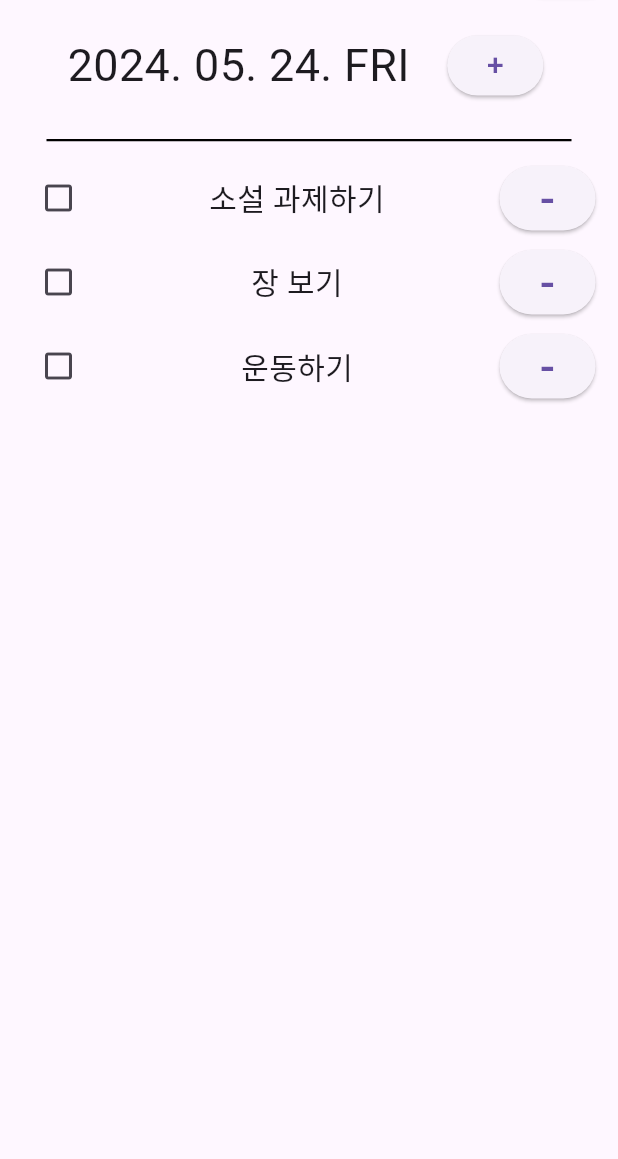
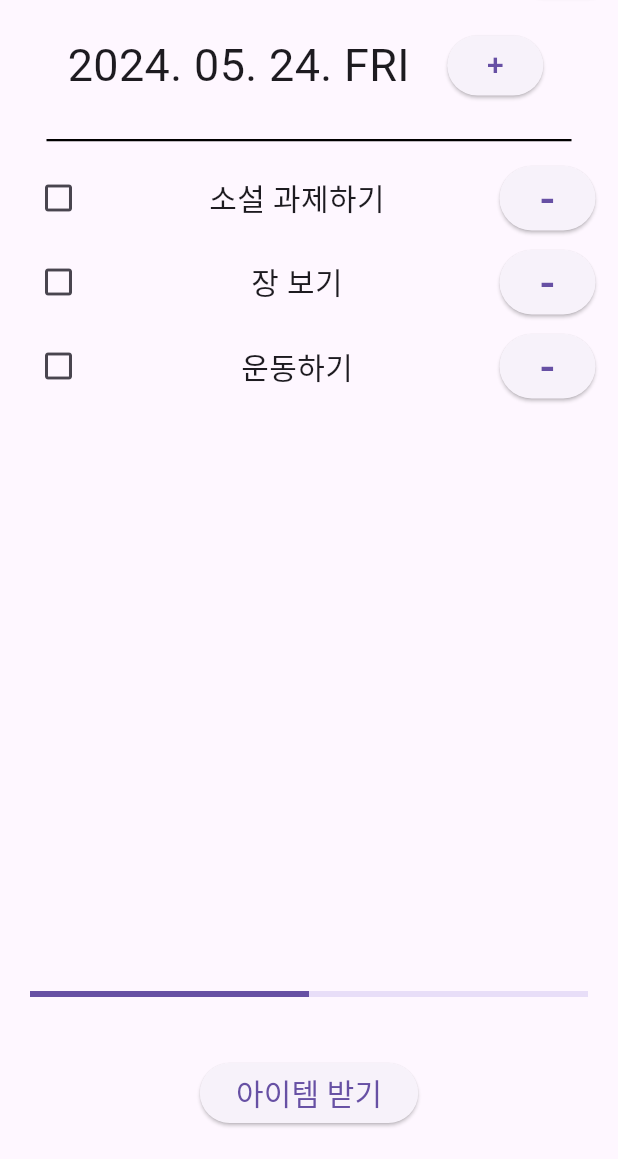
Before and after one commit to dayeonii/ToDo_with_MyPet, a Flutter app: the ToDoScreen screen opened by its route, after a tap on "Pet", after a tap on "ToDo", on a phone screen of 412 x 824 dp, the part 77-1236 px from its top. Run offline on Flutter 3.47's test engine with Material 3 defaults, Android fonts, the light colour scheme and no system bars; our stand-ins replace percent_indicator.

Commit message:
아이템받기, 진행률바 추가

```diff
--- a/todo_with_mypet/lib/screens/login_screen.dart
+++ b/todo_with_mypet/lib/screens/login_screen.dart
@@ -14,6 +14,7 @@ class _LoginScreenState extends State<LoginScreen> {
     return Scaffold(
       appBar: AppBar(
         title: Text('To-Do with My Pet'),
+        centerTitle: true,
       ),
       body: Container(
         child: Center(
--- a/todo_with_mypet/lib/screens/pet_screen.dart
+++ b/todo_with_mypet/lib/screens/pet_screen.dart
@@ -17,6 +17,7 @@ class _MyPetScreenState extends State<MyPetScreen> {
       drawer: NavigationScreen(),
       appBar: AppBar(
         title: Text('My Pet'),
+        centerTitle: true,
         actions: [
           ElevatedButton(
               onPressed: () {
@@ -66,13 +67,16 @@ class _MyPetScreenState extends State<MyPetScreen> {
                   ],
                 ),
               ),
-              Padding(
-                padding: EdgeInsets.all(80),
-                child: Image.asset('assets/images/catImage.png'),
+              Expanded(
+                child: Padding(
+                  padding: EdgeInsets.all(60),
+                  child: Image.asset('assets/images/catImage.png'),
+                ),
               ),
               Padding(
-                padding: EdgeInsets.fromLTRB(100, 30, 100, 20),
+                padding: EdgeInsets.symmetric(vertical: 20),
                 child: Row(
+                  mainAxisAlignment: MainAxisAlignment.center,
                   children: <Widget>[
                     Image.asset('assets/images/foodImage.png',
                         width: 40, height: 40, fit: BoxFit.cover),
@@ -81,9 +85,7 @@ class _MyPetScreenState extends State<MyPetScreen> {
                       '5',
                       style: TextStyle(fontSize: 25),
                     ),
-                    SizedBox(
-                      width: 20,
-                    ),
+                    SizedBox(width: 40), // 간격 조절을 위해 SizedBox 사용
                     Image.asset('assets/images/toyImage.png',
                         width: 40, height: 40, fit: BoxFit.cover),
                     SizedBox(width: 15),
@@ -95,17 +97,14 @@ class _MyPetScreenState extends State<MyPetScreen> {
                 ),
               ),
               Padding(
-                padding: EdgeInsets.fromLTRB(100, 20, 100, 20),
+                padding: EdgeInsets.symmetric(vertical: 20),
                 child: Row(
                   mainAxisAlignment: MainAxisAlignment.center,
                   children: [
                     IconButton(
                       onPressed: () {},
                       icon: Image.asset(
-                        'assets/images/likeIcon.png',
-                        width: 30,
-                        height: 30,
-                      ),
+                        'assets/images/likeIcon.png', width: 30, height: 30,),
                       iconSize: 30,
                     ),
                     Text(
@@ -115,20 +114,21 @@ class _MyPetScreenState extends State<MyPetScreen> {
                   ],
                 ),
               ),
-              Expanded(
+              Padding(
+                padding: EdgeInsets.symmetric(vertical: 20),
                 child: Row(
                   mainAxisAlignment: MainAxisAlignment.center,
                   children: <Widget>[
                     OutlinedButton(
                       onPressed: () {},
-                      child: Text('먹이주기', style: TextStyle(fontSize: 25),),
+                      child: Text('먹이주기', style: TextStyle(fontSize: 25)),
                       style: OutlinedButton.styleFrom(
                           side: BorderSide(color: Colors.grey, width: 2)),
                     ),
                     SizedBox(width: 20),
                     OutlinedButton(
                       onPressed: () {},
-                      child: Text('놀아주기', style: TextStyle(fontSize: 25),),
+                      child: Text('놀아주기', style: TextStyle(fontSize: 25)),
                       style: OutlinedButton.styleFrom(
                           side: BorderSide(color: Colors.grey, width: 2)),
                     ),
--- a/todo_with_mypet/lib/screens/todo_screen.dart
+++ b/todo_with_mypet/lib/screens/todo_screen.dart
@@ -1,3 +1,4 @@
+import 'package:flutter/cupertino.dart';
 import 'package:flutter/material.dart';
 import 'package:todo_with_mypet/screens/friends_screen.dart';
 import 'package:todo_with_mypet/screens/navigation_screen.dart';
@@ -55,6 +56,16 @@ class _ToDoScreenState extends State<ToDoScreen> {
                 ],
               ),
             ),
+            Padding(padding: EdgeInsets.all(20),
+              child: LinearProgressIndicator(
+                value: 0.5,
+              ),
+            ),
+            Padding(padding: EdgeInsets.all(20),
+            child: ElevatedButton(
+              onPressed: () {},
+              child: Text('아이템 받기', style: TextStyle(fontSize: 20),),
+            ),)
           ],
         )
       ),
```
Also changed, not shown: todo_with_mypet/lib/screens/request_screen.dart (+25 -0 lines).
